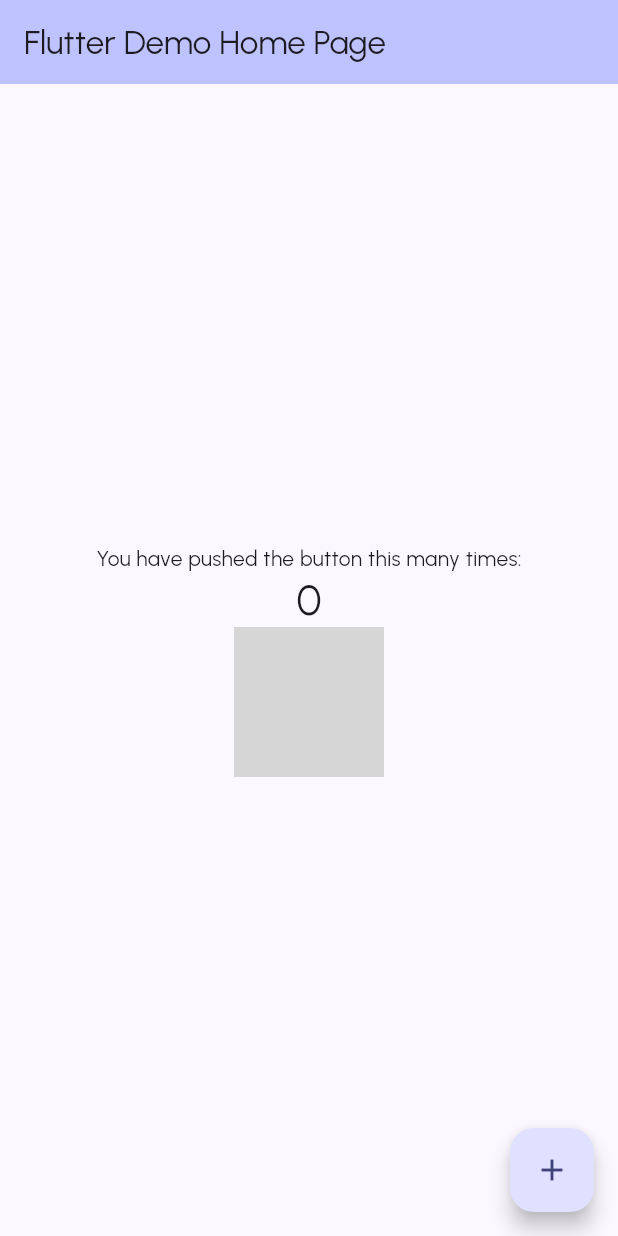
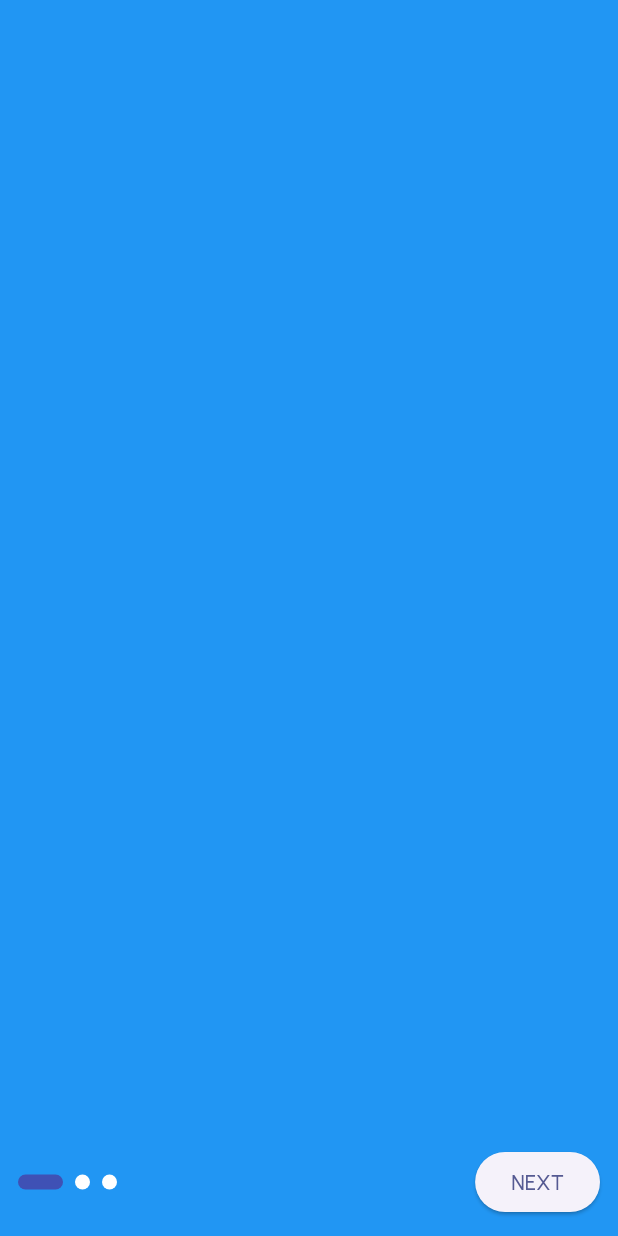
Before and after one commit to Galadima3/routiner, a Flutter app: the screen it shows after launch, on a phone screen of 412 x 824 dp. Run offline on Flutter 3.47's test engine with Material 3 defaults, Android fonts, the phone set to English and light mode, and no system bars; drawn by our look-alikes of smooth_page_indicator; our stand-ins replace flutter_svg, google_fonts, shared_preferences; grey boxes are pictures that could not be loaded.

Commit message:
2nd Commit
Onboarding Feature - 60% complete

```diff
--- a/lib/main.dart
+++ b/lib/main.dart
@@ -1,15 +1,21 @@
 import 'package:flutter/material.dart';
-import 'package:flutter_svg/flutter_svg.dart';
+
 import 'package:google_fonts/google_fonts.dart';
+import 'package:routiner/src/features/onboarding/presentation/screens/onboarding_screen.dart';
+import 'package:shared_preferences/shared_preferences.dart';
 
-void main() {
+void main() async {
   WidgetsFlutterBinding.ensureInitialized();
-
-  runApp(const MyApp());
+  final SharedPreferences prefs = await SharedPreferences.getInstance();
+  final hasOnboardingWorked = prefs.getBool('onboardingViewed') ?? false;
+  runApp(MyApp(
+    hasOnboardingWorked: hasOnboardingWorked,
+  ));
 }
 
 class MyApp extends StatelessWidget {
-  const MyApp({super.key});
+  const MyApp({super.key, required this.hasOnboardingWorked});
+  final bool hasOnboardingWorked;
 
   // This widget is the root of your application.
   @override
@@ -22,8 +28,10 @@ class MyApp extends StatelessWidget {
         colorScheme: ColorScheme.fromSeed(seedColor: const Color(0xFF3843FF)),
         useMaterial3: true,
       ),
-      home: const MyHomePage(title: 'Flutter Demo Home Page'),
-      //home: SplashScreen(),
+      //home: const MyHomePage(title: 'Flutter Demo Home Page'),
+      home: hasOnboardingWorked
+          ? const MyHomePage(title: "Home Page")
+          : const OnboardingScreen(),
     );
   }
 }
@@ -64,11 +72,6 @@ class _MyHomePageState extends State<MyHomePage> {
               '$_counter',
               style: Theme.of(context).textTheme.headlineMedium,
             ),
-            SvgPicture.asset(
-              'asset/images/tick.svg',
-              width: 100,
-              height: 100,
-            )
           ],
         ),
       ),
--- /dev/null
+++ b/lib/src/features/onboarding/presentation/screens/onboarding_screen.dart
@@ -0,0 +1,90 @@
+import 'package:flutter/material.dart';
+import 'package:routiner/main.dart';
+import 'package:shared_preferences/shared_preferences.dart';
+import 'package:smooth_page_indicator/smooth_page_indicator.dart';
+
+class OnboardingScreen extends StatefulWidget {
+  const OnboardingScreen({super.key});
+
+  @override
+  State<OnboardingScreen> createState() => _OnboardingScreenState();
+}
+
+List screens = [
+  Container(color: Colors.blue),
+  Container(color: Colors.green),
+  Container(color: Colors.yellow)
+];
+
+class _OnboardingScreenState extends State<OnboardingScreen> {
+  final _controller = PageController();
+  bool onLastPage = false;
+  @override
+  Widget build(BuildContext context) {
+    return Scaffold(
+      body: Stack(
+        children: [
+          //Screens
+          PageView.builder(
+            onPageChanged: (index) {
+              setState(() {
+                onLastPage = (index == 2);
+              });
+            },
+            controller: _controller,
+            itemCount: 3,
+            itemBuilder: (context, index) {
+              return screens[index];
+            },
+          ),
+
+          Padding(
+            padding: const EdgeInsets.all(12.0),
+            child: Container(
+              alignment: Alignment.bottomCenter,
+              child: Row(
+                mainAxisAlignment: MainAxisAlignment.spaceBetween,
+                children: [
+                  //Dot Indicators
+                  SmoothPageIndicator(
+                    controller: _controller,
+                    count: 3,
+                    effect: const ExpandingDotsEffect(
+                        dotColor: Colors.white,
+                        radius: 10,
+                        dotWidth: 10,
+                        dotHeight: 10.0),
+                  ),
+
+                  //Button
+                  onLastPage
+                      ? ElevatedButton(
+                          onPressed: () async {
+                            final SharedPreferences prefs =
+                                await SharedPreferences.getInstance();
+                            prefs.setBool('onboardingViewed', true);
+                            if (!mounted) return;
+                            Navigator.of(context)
+                                .pushReplacement(MaterialPageRoute(
+                              builder: (context) {
+                                return const MyHomePage(title: "Home Page");
+                              },
+                            ));
+                          },
+                          child: const Text("DONE"))
+                      : ElevatedButton(
+                          onPressed: () {
+                            _controller.nextPage(
+                                duration: const Duration(milliseconds: 510),
+                                curve: Curves.easeIn);
+                          },
+                          child: const Text("NEXT"))
+                ],
+              ),
+            ),
+          )
+        ],
+      ),
+    );
+  }
+}
--- a/pubspec.yaml
+++ b/pubspec.yaml
@@ -36,6 +36,8 @@ dependencies:
   flutter_svg: ^2.0.9
   google_fonts: ^6.1.0
   intl: ^0.19.0
+  shared_preferences: ^2.2.2
+  smooth_page_indicator: ^1.1.0
 
 dev_dependencies:
 
```
Also changed, not shown: lib/src/features/onboarding/domain/onboard_model.dart (added), pubspec.lock, 1 other file.
